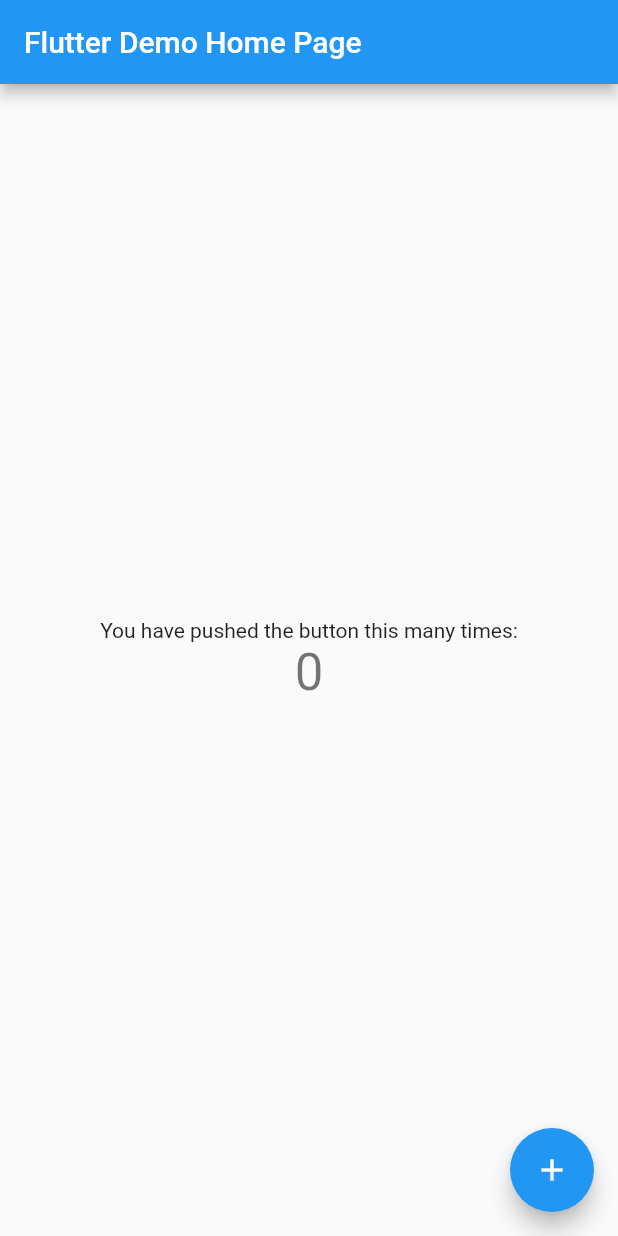
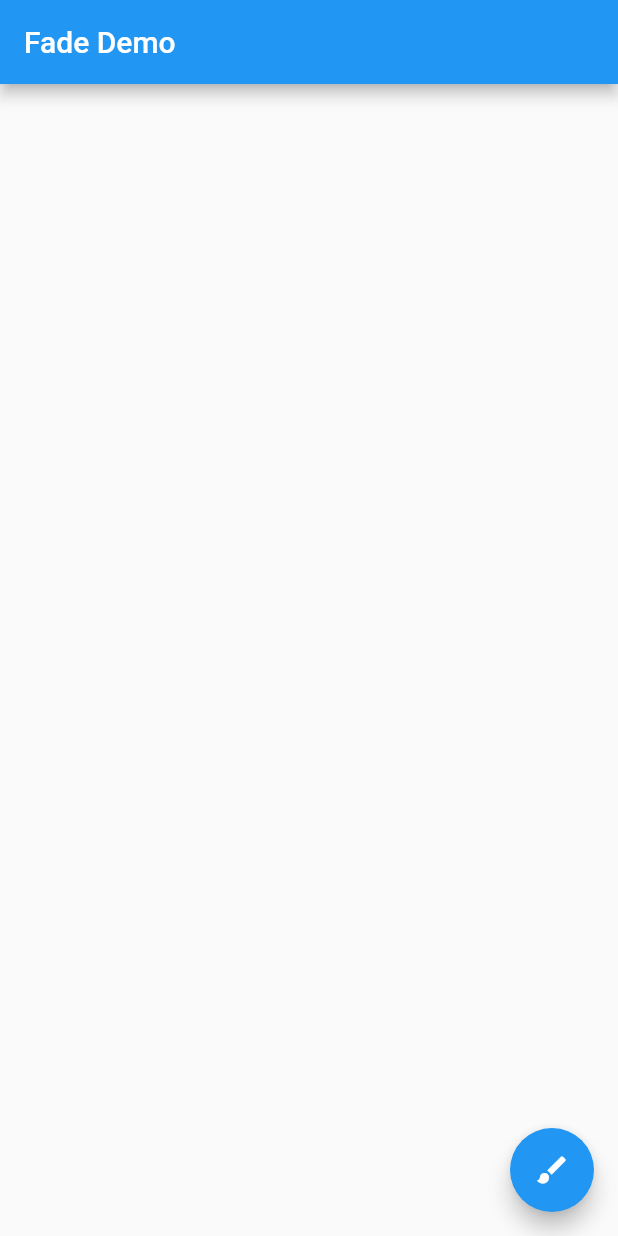
Before and after one commit to kwmt/Flutter-for-Android-devs, a Flutter app: the screen it shows after launch, on a phone screen of 412 x 824 dp. Run offline on Flutter 3.47's test engine with Material 2 defaults, Android fonts, the phone set to English and light mode, and no system bars.

```diff
--- a/lib/main.dart
+++ b/lib/main.dart
@@ -1,109 +1,62 @@
 import 'package:flutter/material.dart';
 
-void main() => runApp(new MyApp());
+void main() => runApp(new FadeAppTest());
 
-class MyApp extends StatelessWidget {
-  // This widget is the root of your application.
+class FadeAppTest extends StatelessWidget {
   @override
   Widget build(BuildContext context) {
     return new MaterialApp(
-      title: 'Flutter Demo',
+      title: 'Fade Demo',
       theme: new ThemeData(
-        // This is the theme of your application.
-        //
-        // Try running your application with "flutter run". You'll see the
-        // application has a blue toolbar. Then, without quitting the app, try
-        // changing the primarySwatch below to Colors.green and then invoke
-        // "hot reload" (press "r" in the console where you ran "flutter run",
-        // or press Run > Flutter Hot Reload in IntelliJ). Notice that the
-        // counter didn't reset back to zero; the application is not restarted.
         primarySwatch: Colors.blue,
       ),
-      home: new MyHomePage(title: 'Flutter Demo Home Page'),
+      home: new MyFadeTest(title: 'Fade Demo'),
     );
   }
 }
 
-class MyHomePage extends StatefulWidget {
-  MyHomePage({Key key, this.title}) : super(key: key);
-
-  // This widget is the home page of your application. It is stateful, meaning
-  // that it has a State object (defined below) that contains fields that affect
-  // how it looks.
-
-  // This class is the configuration for the state. It holds the values (in this
-  // case the title) provided by the parent (in this case the App widget) and
-  // used by the build method of the State. Fields in a Widget subclass are
-  // always marked "final".
-
+class MyFadeTest extends StatefulWidget {
   final String title;
 
+  MyFadeTest({Key key, this.title}) : super(key: key);
+
   @override
-  _MyHomePageState createState() => new _MyHomePageState();
+  _MyFadeTest createState() => new _MyFadeTest();
 }
 
-class _MyHomePageState extends State<MyHomePage> {
-  int _counter = 0;
+class _MyFadeTest extends State<MyFadeTest> with TickerProviderStateMixin {
+  AnimationController controller;
+  CurvedAnimation curve;
 
-  void _incrementCounter() {
-    setState(() {
-      // This call to setState tells the Flutter framework that something has
-      // changed in this State, which causes it to rerun the build method below
-      // so that the display can reflect the updated values. If we changed
-      // _counter without calling setState(), then the build method would not be
-      // called again, and so nothing would appear to happen.
-      _counter++;
-    });
+  @override
+  void initState() {
+    controller = new AnimationController(
+        vsync: this, duration: const Duration(milliseconds: 2000));
+    curve = new CurvedAnimation(parent: controller, curve: Curves.easeIn);
   }
 
   @override
   Widget build(BuildContext context) {
-    // This method is rerun every time setState is called, for instance as done
-    // by the _incrementCounter method above.
-    //
-    // The Flutter framework has been optimized to make rerunning build methods
-    // fast, so that you can just rebuild anything that needs updating rather
-    // than having to individually change instances of widgets.
     return new Scaffold(
       appBar: new AppBar(
-        // Here we take the value from the MyHomePage object that was created by
-        // the App.build method, and use it to set our appbar title.
         title: new Text(widget.title),
       ),
       body: new Center(
-        // Center is a layout widget. It takes a single child and positions it
-        // in the middle of the parent.
-        child: new Column(
-          // Column is also layout widget. It takes a list of children and
-          // arranges them vertically. By default, it sizes itself to fit its
-          // children horizontally, and tries to be as tall as its parent.
-          //
-          // Invoke "debug paint" (press "p" in the console where you ran
-          // "flutter run", or select "Toggle Debug Paint" from the Flutter tool
-          // window in IntelliJ) to see the wireframe for each widget.
-          //
-          // Column has various properties to control how it sizes itself and
-          // how it positions its children. Here we use mainAxisAlignment to
-          // center the children vertically; the main axis here is the vertical
-          // axis because Columns are vertical (the cross axis would be
-          // horizontal).
-          mainAxisAlignment: MainAxisAlignment.center,
-          children: <Widget>[
-            new Text(
-              'You have pushed the button this many times:',
+        child: new Container(
+          child: new FadeTransition(
+            opacity: curve,
+            child: new FlutterLogo(
+              size: 100.0,
             ),
-            new Text(
-              '$_counter',
-              style: Theme.of(context).textTheme.display1,
-            ),
-          ],
+          ),
         ),
       ),
       floatingActionButton: new FloatingActionButton(
-        onPressed: _incrementCounter,
-        tooltip: 'Increment',
-        child: new Icon(Icons.add),
-      ), // This trailing comma makes auto-formatting nicer for build methods.
+          tooltip: 'Fade',
+          child: new Icon(Icons.brush),
+          onPressed: () {
+            controller.forward();
+          }),
     );
   }
 }
```
